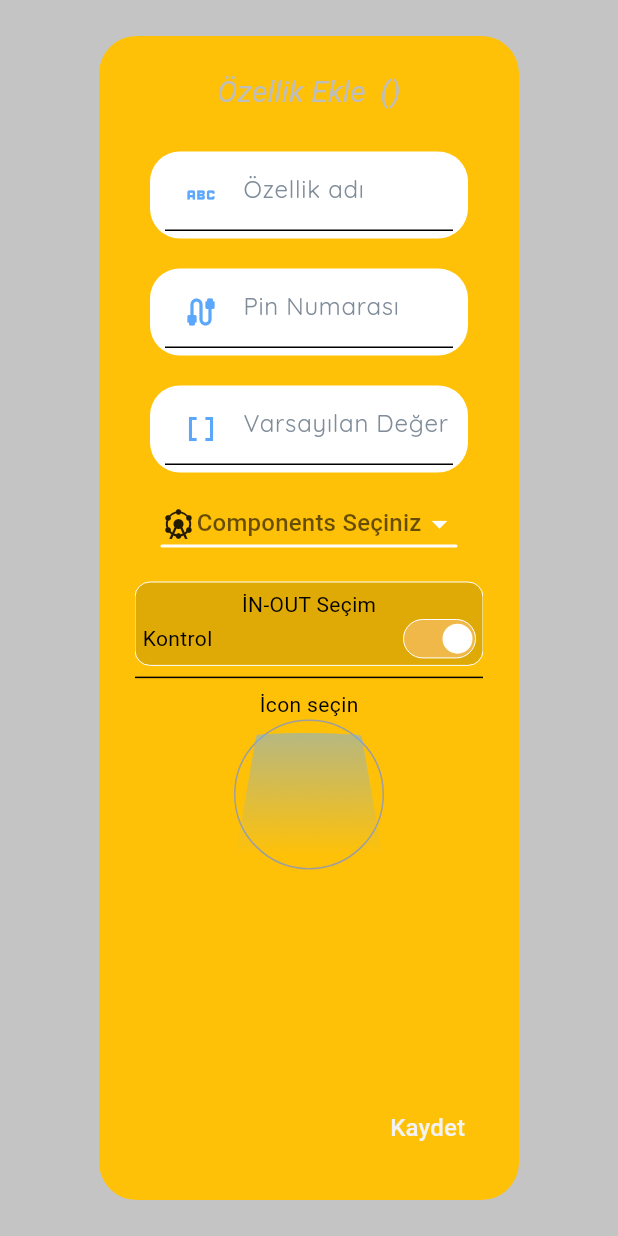
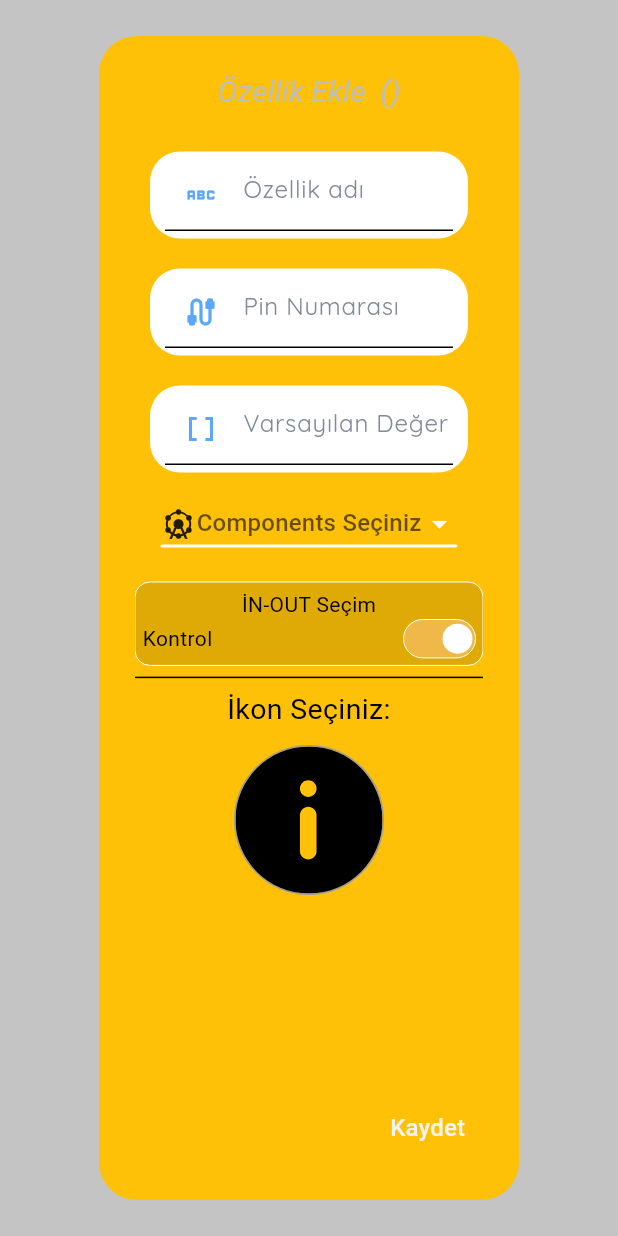
Before and after one commit to abdurrahmankayahan/smart-home-app-master, a Flutter app: the PropertyPopup widget shown alone on an empty page, opened directly with empty values, on a phone screen of 412 x 824 dp. Run offline on Flutter 3.47's test engine with Material 3 defaults, Android fonts, the phone set to English and light mode, and no system bars; our stand-ins replace cloud_firestore, dio, dotted_border, firebase_auth, firebase_core, firebase_database and 13 more; missing offline and left inert: awesome_circular_chart; accounts and stored records are empty; Roboto replaces fonts that are missing (Nato Sans).

Commit message:
İcon eklemeleri yapıldı özellik ekleme kısmında icon alerdilog düzeltildi

```diff
--- a/lib/src/models/data_models/propertyModel.dart
+++ b/lib/src/models/data_models/propertyModel.dart
@@ -1,35 +1,37 @@
 import 'dart:ui';
 
 class PropertyModel {
-String? propertyName="";
-String? pinNo="";
-String? pinIO="";
-String? pinVal="";
-String? itsOn="";
+  String? propertyName = "";
+  String? pinNo = "";
+  String? pinIO = "";
+  String? pinVal = "";
+  String? itsOn = "";
+  String? propertyIcon = "";
 
   Function({String? val})? updateFunc;
 
   VoidCallback? updateValue;
 
-
   PropertyModel({
-     this. propertyName="",
-     this. pinNo="",
-     this. pinIO="",
-     this.pinVal="",
-     this. itsOn="",
+    this.propertyName = "",
+    this.pinNo = "",
+    this.pinIO = "",
+    this.pinVal = "",
+    this.itsOn = "",
+    this.propertyIcon = "",
     this.updateValue,
     this.updateFunc,
   });
 
   Function({String? val}) get getUpdateFunc => this.updateFunc!;
 
- set setUpdateFunc(Function(String? updateFunc)) => this.updateFunc = updateFunc;
+  set setUpdateFunc(Function(String? updateFunc)) =>
+      this.updateFunc = updateFunc;
 
   VoidCallback get getUpdateValue => this.updateValue!;
 
- set setUpdateValue(VoidCallback updateValue) => this.updateValue = updateValue;
-
+  set setUpdateValue(VoidCallback updateValue) =>
+      this.updateValue = updateValue;
 
   String? get getPropertyName => this.propertyName;
 
@@ -51,5 +53,7 @@ VoidCallback? updateValue;
 
   set setItsOn(String? itsOn) => this.itsOn = itsOn;
 
+  String? get getPropertyIcon => this.propertyIcon;
 
+  set setPropertyIcon(String? propertyIcon) => this.propertyIcon = propertyIcon;
 }
--- a/lib/src/screens/home_screen/components/body.dart
+++ b/lib/src/screens/home_screen/components/body.dart
@@ -67,11 +67,13 @@ class Body extends StatelessWidget {
                                     onSave: (newValue) {
                                       // Handle property save
                                     },
+                                    //directoryPath: '/assets/icons/device_icons',
                                   );
                                 },
                               );
                             },
-                            iconAsset: "assets/icons/menu_icons/devices.svg",
+                            iconAsset:
+                                'assets/icons/device_icons/thermostat.svg',
 
                             switchButton: () {
                               e.getUpdateFunc();
@@ -179,6 +181,7 @@ class Body extends StatelessWidget {
                 onSave: (newValue) {
                   // Handle property save
                 },
+                //directoryPath: '/assets/icons',
               );
             },
           );
--- a/lib/src/screens/home_screen/components/property_popup.dart
+++ b/lib/src/screens/home_screen/components/property_popup.dart
@@ -1,9 +1,8 @@
 import 'dart:convert';
-
-
 
 import 'package:flutter/material.dart';
 import 'package:flutter/services.dart';
+import 'package:flutter_svg/svg.dart';
 import 'package:google_fonts/google_fonts.dart';
 import 'package:smart360/src/models/data_models/propertyModel.dart';
 import 'package:smart360/src/models/theme.dart';
@@ -22,7 +21,6 @@ class PropertyPopup extends StatefulWidget {
     required this.deviceSn,
     required this.propertyModel,
     required this.onSave,
-
   }) : super(key: key);
 
   @override
@@ -30,22 +28,22 @@ class PropertyPopup extends StatefulWidget {
 }
 
 class _PropertyPopupState extends State<PropertyPopup> {
-  final PropertyModel propertyModel=PropertyModel();
- String _selectedIcon = 'assets/images/blue.png';
+  final PropertyModel propertyModel = PropertyModel();
+  final GlobalKey<FormState> _formKey = GlobalKey<FormState>();
+  List<Map<String, String>> components = [];
+  Tema tema = Tema();
+  late List<String> uri;
+  late String propertyIcon;
+  late String place = "";
   bool itsOn = false;
+  String dropText = "Components Seçiniz";
 
-  late String place="";
-
-  late List<String> uri;
-  Tema tema = Tema();
-  List<Map<String,String>> components = [];
-  String dropText="Components Seçiniz";
-  final GlobalKey<FormState> _formKey = GlobalKey<FormState>();
   @override
   void initState() {
     super.initState();
     fetchComponents();
-    itsOn = widget.propertyModel.pinVal=="0"?false:true;
+    itsOn = widget.propertyModel.pinVal == "0" ? false : true;
+    propertyIcon = widget.propertyModel.propertyIcon!;
     //_newPropertyValue = widget.propertyValue;
   }
 
@@ -55,12 +53,19 @@ fetchComponents();
     final Map<String, dynamic> manifestMap = json.decode(manifestContent);
     // >> To get paths you need these 2 lines
 
-    final imagePaths = manifestMap.keys
-        .where((String key) => key.contains('images/'))
-        .where((String key) => key.contains('.png'))
+    final svgPaths = manifestMap.keys
+        .where((String key) => key.contains('icons/device_icons/'))
+        .where((String key) => key.contains('.svg'))
         .toList();
 
-    return imagePaths;
+    return svgPaths;
+
+    // final imagePaths = manifestMap.keys
+    //     .where((String key) => key.contains('images/'))
+    //     .where((String key) => key.contains('.png'))
+    //     .toList();
+
+    // return imagePaths;
   }
 
   void fetchComponents() async {
@@ -73,18 +78,14 @@ fetchComponents();
     //     fetchedComponents.add(cName.toString());
     //   }
 
-
-
     // });
 
-List<Map<String,String>> tmp = await querry.fetchedComponentsData();
+    List<Map<String, String>> tmp = await querry.fetchedComponentsData();
 
     setState(() {
-      components =tmp ;
+      components = tmp;
     });
   }
-
-
 
   @override
   Widget build(BuildContext context) {
@@ -113,7 +114,8 @@ List<Map<String,String>> tmp = await querry.fetchedComponentsData();
                   padding: const EdgeInsets.only(
                       left: 10, right: 10, top: 5, bottom: 5),
                   child: TextFormField(
-                    controller: TextEditingController(text: widget.propertyModel.propertyName),
+                    controller: TextEditingController(
+                        text: widget.propertyModel.propertyName),
                     validator: (value) {
                       if (value!.isEmpty) {
                         return "bilgileri eksiksiz doldurunuz";
@@ -123,8 +125,7 @@ List<Map<String,String>> tmp = await querry.fetchedComponentsData();
                     onSaved: (value) {
                       propertyModel.propertyName = value!;
                     },
-                    decoration:
-                        tema.inputDec("Özellik adı ", Icons.abc),
+                    decoration: tema.inputDec("Özellik adı ", Icons.abc),
                     style: GoogleFonts.quicksand(color: Colors.black),
                   ),
                 ),
@@ -135,8 +136,8 @@ List<Map<String,String>> tmp = await querry.fetchedComponentsData();
                   padding: const EdgeInsets.only(
                       left: 10, right: 10, top: 5, bottom: 5),
                   child: TextFormField(
-                    controller: TextEditingController(text: widget.propertyModel.pinNo),
-
+                    controller:
+                        TextEditingController(text: widget.propertyModel.pinNo),
                     validator: (value) {
                       if (value!.isEmpty) {
                         return "bilgileri eksiksiz doldurunuz";
@@ -160,7 +161,8 @@ List<Map<String,String>> tmp = await querry.fetchedComponentsData();
                   padding: const EdgeInsets.only(
                       left: 10, right: 10, top: 5, bottom: 5),
                   child: TextFormField(
-                    controller: TextEditingController(text: widget.propertyModel.pinVal),
+                    controller: TextEditingController(
+                        text: widget.propertyModel.pinVal),
                     validator: (value) {
                       if (value!.isEmpty) {
                         return "bilgileri eksiksiz doldurunuz";
@@ -181,7 +183,6 @@ List<Map<String,String>> tmp = await querry.fetchedComponentsData();
                   mainAxisAlignment: MainAxisAlignment.center,
                   children: [
                     DropdownButton<String>(
-
                       menuMaxHeight: 150,
                       alignment: AlignmentDirectional.center,
                       icon: const Icon(Icons.arrow_drop_down,
@@ -194,40 +195,30 @@ List<Map<String,String>> tmp = await querry.fetchedComponentsData();
                           borderRadius: BorderRadius.circular(15),
                         ),
                       ),
-                      hint:   Row( children:[ Icon(Icons.attractions),Text(dropText,)]),
+                      hint: Row(children: [
+                        const Icon(Icons.attractions),
+                        Text(
+                          dropText,
+                        )
+                      ]),
                       value: null,
                       onChanged: (String? newValue) {
-
                         // DropdownButton'da değer seçildiğinde yapılacak işlem
-
                       },
-                      items:
-
-
-
-
-
-
-                      components.map((obj) {
+                      items: components.map((obj) {
                         return DropdownMenuItem<String>(
                           value: obj["id"],
                           child: Text(obj["name"].toString()),
                           onTap: () => {
                             setState(() {
-                              dropText= obj["name"].toString();
+                              dropText = obj["name"].toString();
                             })
                           },
                         );
                       }).toList(),
-
-
-
-
                     ),
                   ],
                 ),
-
-
                 Container(
                   margin: const EdgeInsets.only(top: 15),
                   padding: const EdgeInsets.all(5),
@@ -239,11 +230,9 @@ List<Map<String,String>> tmp = await querry.fetchedComponentsData();
                       width: 0,
                     ),
                   ),
-
-
                   child: Column(
                     children: [
-                      Text("İN-OUT Seçim"),
+                      const Text("İN-OUT Seçim"),
                       Row(
                           mainAxisAlignment: MainAxisAlignment.spaceBetween,
                           children: [
@@ -261,7 +250,7 @@ List<Map<String,String>> tmp = await querry.fetchedComponentsData();
                                 decoration: BoxDecoration(
                                   borderRadius: BorderRadius.circular(20),
                                   color: itsOn
-                                      ? Color.fromARGB(255, 239, 184, 73)
+                                      ? const Color.fromARGB(255, 239, 184, 73)
                                       : const Color(0xFF808080),
                                   border: Border.all(
                                     color:
@@ -288,10 +277,15 @@ List<Map<String,String>> tmp = await querry.fetchedComponentsData();
                     ],
                   ),
                 ),
-
-
-          Divider(),
-          Text("İcon seçin"),
+                const Divider(),
+                const Text(
+                  "İkon Seçiniz:",
+                  textAlign: TextAlign.center,
+                  style: TextStyle(fontSize: 19),
+                ),
+                SizedBox(
+                  height: 10,
+                ),
                 GestureDetector(
                   onTap: () async {
                     List<String> icons = await _getlistIcons();
@@ -300,35 +294,44 @@ List<Map<String,String>> tmp = await querry.fetchedComponentsData();
                       context: context,
                       builder: (BuildContext context) {
                         return AlertDialog(
-                    title: Text('Bir icon seç'),
-                    content: SingleChildScrollView(
-                      child: ListBody(
+                          title: const Text(
+                            "İkon Seçiniz:",
+                            textAlign: TextAlign.center,
+                            style: TextStyle(fontSize: 19),
+                          ),
+
+                          //backgroundColor: Colors.amber,
+                          shape: RoundedRectangleBorder(
+                            borderRadius: BorderRadius.circular(20.0),
+                          ),
+                          content: SizedBox(
+                            height: MediaQuery.of(context).size.height * 0.25,
+                            width: MediaQuery.of(context).size.width * 0.3,
+                            child: SingleChildScrollView(
+                              child: Column(
+                                crossAxisAlignment: CrossAxisAlignment.start,
+                                children: [
+                                  Wrap(
+                                    spacing: 8.0,
+                                    runSpacing: 8.0,
                                     children: icons.map((icon) {
-                          return Container(
-                              margin: const EdgeInsets.only(bottom: 2),
-                              decoration: BoxDecoration(
-                                  border: Border(bottom: BorderSide(width: 2)),
-                                  borderRadius: BorderRadius.circular(15),
-                                  color: Colors.black12),
-                              child: Column(
-                                children: [
-                                  GestureDetector(
+                                      return GestureDetector(
                                         onTap: () {
                                           setState(() {
-                                        _selectedIcon = icon;
+                                            propertyIcon = icon;
                                           });
-                                      // Navigator.pushReplacement(this.context,MaterialPageRoute(builder: build));
                                           Navigator.pop(context);
                                         },
-                                    child: Image.asset(
-                                      '$icon',
-                                      width: 100,
-                                      height: 100,
+                                        child: SvgPicture.asset(
+                                          icon,
+                                          width: 50,
+                                          height: 50,
                                         ),
+                                      );
+                                    }).toList(),
                                   ),
                                 ],
-                              ));
-                        }).toList(),
+                              ),
                             ),
                           ),
                         );
@@ -342,21 +345,15 @@ List<Map<String,String>> tmp = await querry.fetchedComponentsData();
                         shape: BoxShape.circle,
                         border: Border.all(color: Colors.grey),
                       ),
-              child: Image.asset('$_selectedIcon'),
+                      child: propertyIcon == ""
+                          ? SvgPicture.asset("assets/icons/svg/info.svg")
+                          : SvgPicture.asset(propertyIcon)),
                 ),
-          ),
-
-
-
               ],
             ),
           ),
         ),
       ),
-
-
-
-
       actions: [
         TextButton(
           child: const Text(
@@ -367,7 +364,8 @@ List<Map<String,String>> tmp = await querry.fetchedComponentsData();
             if (_formKey.currentState!.validate()) {
               _formKey.currentState!.save();
 
-              print("${propertyModel.propertyName},${itsOn},${propertyModel.pinNo},${propertyModel.pinVal}");
+              print(
+                  "${propertyModel.propertyName},${itsOn},${propertyModel.pinNo},${propertyModel.pinVal}");
               //widget.onSave(_newPropertyValue);
               querry.saveDeviceComp(
                   widget.userId,
@@ -376,7 +374,8 @@ List<Map<String,String>> tmp = await querry.fetchedComponentsData();
                       propertyName: propertyModel.propertyName,
                       itsOn: itsOn ? "1" : "0",
                       pinNo: propertyModel.pinNo,
-                      pinIO: propertyModel.pinNo));
+                      pinIO: propertyModel.pinNo,
+                      propertyIcon: propertyModel.getPropertyIcon));
 
               Navigator.pop(context);
             }
--- a/pubspec.yaml
+++ b/pubspec.yaml
@@ -65,6 +65,7 @@ flutter:
     - assets/icons/svg/
     - assets/Lottie/
     - assets/icons/menu_icons/
+    - assets/icons/device_icons/
 
   fonts:
     - family: "Noto Sans"
```
Also changed, not shown: lib/src/screens/menu_page/components/menu_list.dart (+7 -10 lines), assets/icons/device_icons/ac.svg (renamed from assets/icons/svg/ac.svg), assets/icons/device_icons/air.svg (renamed from assets/icons/svg/air.svg), assets/icons/device_icons/fan.svg (renamed from assets/icons/svg/fan.svg), assets/icons/device_icons/home-garage.svg (added), assets/icons/device_icons/light.svg (renamed from assets/icons/svg/light.svg), assets/icons/device_icons/plant-watering.svg (added), assets/icons/device_icons/radiator-off.svg (added), assets/icons/device_icons/radiator.svg (added), assets/icons/device_icons/socket.svg (added), assets/icons/device_icons/thermometer-warmer.svg (added), assets/icons/device_icons/thermostat.svg (added), assets/icons/device_icons/water-heater-bold.svg (added), pubspec.lock. Lines whose indentation alone changed are shown as unchanged.
